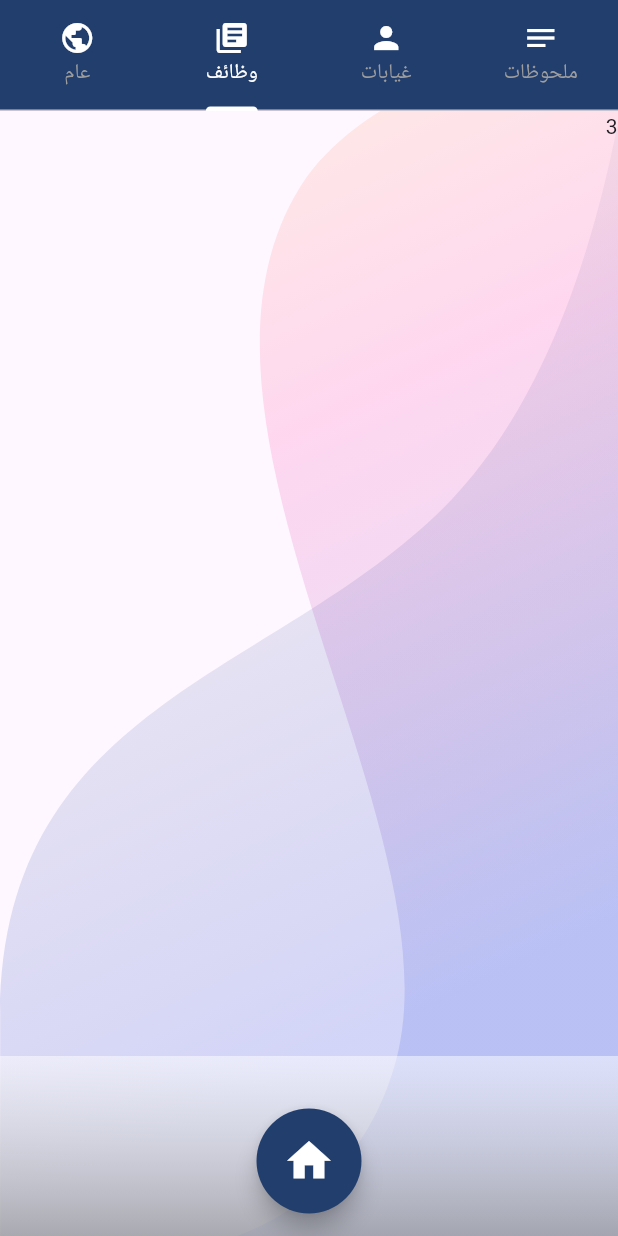
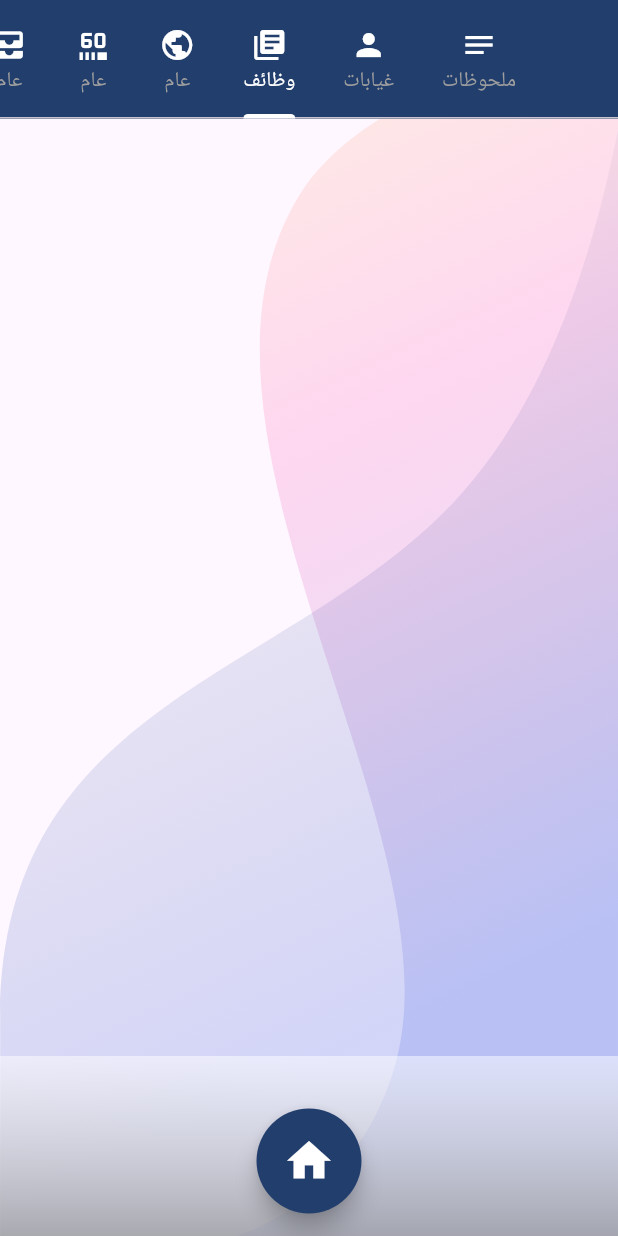
Before and after one commit to abdulrahman-kharzoum/eduCloud_mobile, a Flutter app: the NotificationScreen screen opened directly, tab 3 chosen, on a phone screen of 412 x 824 dp. Run offline on Flutter 3.47's test engine with Material 2 defaults, Android fonts, the phone set to English and light mode, and no system bars; our stand-ins replace animated_text_kit, awesome_notifications, awesome_snackbar_content, dio, easy_localization, fl_chart and 7 more; missing offline and left inert: pusher_channels_flutter, space_fixer; accounts and stored records are empty; project files that could hold a hidden picture were left out.

Commit message:
notifi edit

```diff
--- a/lib/screens/notification_screen.dart
+++ b/lib/screens/notification_screen.dart
@@ -6,7 +6,10 @@ import 'package:educloud_mobile/providers/notification_provider.dart';
 import 'package:educloud_mobile/routing/app_router.dart';
 import 'package:educloud_mobile/styles/app_colors.dart';
 import 'package:educloud_mobile/translations/locale_keys.g.dart';
-import 'package:educloud_mobile/widgets/fav_tab.dart';
+import 'package:educloud_mobile/widgets/notification_screen_widget/absences_tab.dart';
+import 'package:educloud_mobile/widgets/notification_screen_widget/general_tab.dart';
+import 'package:educloud_mobile/widgets/notification_screen_widget/homeworks_tab.dart';
+import 'package:educloud_mobile/widgets/notification_screen_widget/notes_tab.dart';
 import 'package:flutter/material.dart';
 
 import 'package:provider/provider.dart';
@@ -25,7 +28,7 @@ class _NotificationScreenState extends State<NotificationScreen> {
         unselectedLabelColor: Colors.grey,
         indicatorColor: AppColors.mainColor,
         labelColor: AppColors.secondaryColor,
-
+        isScrollable: true,
         // overlayColor: MaterialStateProperty.resolveWith((states) {
         //   // If the button is pressed, return green, otherwise blue
         //   if (states.contains(MaterialState.pressed)) {
@@ -108,6 +111,18 @@ class _NotificationScreenState extends State<NotificationScreen> {
               );
             },
           ),
+          Tab(
+            icon: Icon(Icons.sixty_fps_select, color: AppColors.secondaryColor),
+            text: LocaleKeys.general.tr(),
+          ),
+          Tab(
+            icon: Icon(Icons.all_inbox, color: AppColors.secondaryColor),
+            text: LocaleKeys.general.tr(),
+          ),
+          Tab(
+            icon: Icon(Icons.not_accessible, color: AppColors.secondaryColor),
+            text: LocaleKeys.general.tr(),
+          ),
         ],
       );
 
@@ -117,10 +132,12 @@ class _NotificationScreenState extends State<NotificationScreen> {
     final screenWidth = MediaQuery.of(context).size.width;
     return SafeArea(
       child: DefaultTabController(
-        length: 4,
+        length: 7,
         child: Scaffold(
           appBar: AppBar(
-            toolbarHeight: 26,
+            automaticallyImplyLeading: false,
+
+            toolbarHeight: 5,
             // centerTitle: true,
             bottom: PreferredSize(
               preferredSize: _tabBar.preferredSize,
@@ -142,15 +159,24 @@ class _NotificationScreenState extends State<NotificationScreen> {
                 Expanded(
                   child: TabBarView(
                     children: [
-                      FavoritesTab(),
+                      NotesTab(),
+                      AbsencesTab(),
+                      HomeworksTab(),
+                      GeneralTab(),
                       Container(
-                        child: Text('2'),
+                        child: Center(
+                          child: Text("data1"),
+                        ),
                       ),
                       Container(
-                        child: Text('3'),
+                        child: Center(
+                          child: Text("data2"),
+                        ),
                       ),
                       Container(
-                        child: Text('4'),
+                        child: Center(
+                          child: Text("data3"),
+                        ),
                       ),
                     ],
                   ),
--- a/lib/widgets/fav_tab.dart
+++ b/lib/widgets/notification_screen_widget/homeworks_tab.dart
@@ -5,18 +5,18 @@ import 'package:educloud_mobile/styles/app_text_styles.dart';
 import 'package:flutter/material.dart';
 import 'package:provider/provider.dart';
 
-import '../styles/app_colors.dart';
+import '../../styles/app_colors.dart';
 
-class FavoritesTab extends StatefulWidget {
-  FavoritesTab({
+class HomeworksTab extends StatefulWidget {
+  HomeworksTab({
     super.key,
   });
 
   @override
-  State<FavoritesTab> createState() => _FavoritesTabState();
+  State<HomeworksTab> createState() => _HomeworksTabState();
 }
 
-class _FavoritesTabState extends State<FavoritesTab> {
+class _HomeworksTabState extends State<HomeworksTab> {
   @override
   Widget build(BuildContext context) {
     return Consumer<NotificationProvider>(
```
Also changed, not shown: lib/widgets/notification_screen_widget/absences_tab.dart (added, +84 -0 lines), lib/widgets/notification_screen_widget/general_tab.dart (added, +84 -0 lines), lib/widgets/notification_screen_widget/notes_tab.dart (added, +84 -0 lines), 1 other file.
